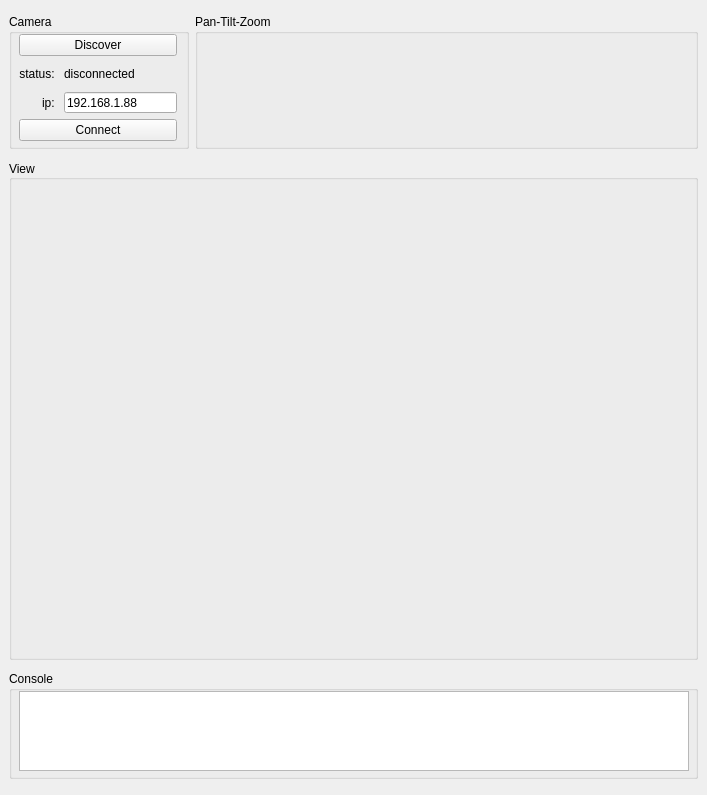
Above: development/ui/MainWindow.ui from jaumecort/IPCam before the change. Below: the same form after it.
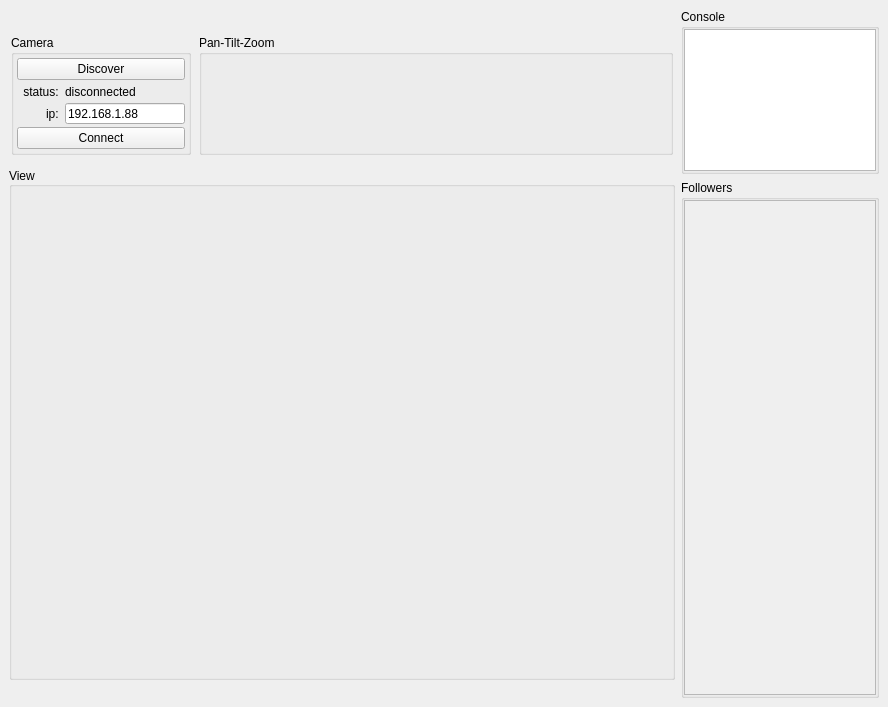
That is the form after the change.

The edit to the form file:
```diff
--- a/development/ui/MainWindow.ui
+++ b/development/ui/MainWindow.ui
@@ -6,45 +6,59 @@
    <rect>
     <x>0</x>
     <y>0</y>
-    <width>707</width>
-    <height>795</height>
+    <width>888</width>
+    <height>707</height>
    </rect>
   </property>
   <property name="sizePolicy">
-   <sizepolicy hsizetype="Minimum" vsizetype="Minimum">
+   <sizepolicy hsizetype="Fixed" vsizetype="Fixed">
     <horstretch>0</horstretch>
     <verstretch>0</verstretch>
    </sizepolicy>
   </property>
   <property name="minimumSize">
    <size>
-    <width>680</width>
+    <width>682</width>
     <height>200</height>
    </size>
   </property>
+  <property name="maximumSize">
+   <size>
+    <width>1600000</width>
+    <height>16777215</height>
+   </size>
+  </property>
   <property name="windowTitle">
    <string>IPCam</string>
   </property>
   <widget class="QWidget" name="centralwidget">
    <property name="sizePolicy">
-    <sizepolicy hsizetype="Ignored" vsizetype="Maximum">
+    <sizepolicy hsizetype="Fixed" vsizetype="Fixed">
      <horstretch>0</horstretch>
      <verstretch>0</verstretch>
     </sizepolicy>
    </property>
-   <layout class="QVBoxLayout" name="verticalLayout_2">
+   <layout class="QHBoxLayout" name="horizontalLayout_3">
     <property name="sizeConstraint">
      <enum>QLayout::SetNoConstraint</enum>
     </property>
     <item>
+     <layout class="QVBoxLayout" name="verticalLayout_3">
+      <property name="topMargin">
+       <number>0</number>
+      </property>
+      <item>
      <layout class="QHBoxLayout" name="CameraPTZLayout">
+        <property name="sizeConstraint">
+         <enum>QLayout::SetDefaultConstraint</enum>
+        </property>
       <item>
        <widget class="QGroupBox" name="CameraBox">
         <property name="enabled">
          <bool>true</bool>
         </property>
         <property name="sizePolicy">
-         <sizepolicy hsizetype="Maximum" vsizetype="Maximum">
+           <sizepolicy hsizetype="Fixed" vsizetype="Fixed">
           <horstretch>0</horstretch>
           <verstretch>0</verstretch>
          </sizepolicy>
@@ -52,13 +66,13 @@
         <property name="minimumSize">
          <size>
           <width>180</width>
-          <height>135</height>
+            <height>120</height>
          </size>
         </property>
         <property name="maximumSize">
          <size>
           <width>180</width>
-          <height>135</height>
+            <height>100</height>
          </size>
         </property>
         <property name="title">
@@ -73,16 +87,22 @@
         <property name="checked">
          <bool>false</bool>
         </property>
-        <widget class="QWidget" name="verticalLayoutWidget_2">
-         <property name="geometry">
-          <rect>
-           <x>10</x>
-           <y>20</y>
-           <width>158</width>
-           <height>107</height>
-          </rect>
-         </property>
-         <layout class="QVBoxLayout" name="verticalLayout_3">
+          <layout class="QVBoxLayout" name="verticalLayout_6">
+           <property name="spacing">
+            <number>3</number>
+           </property>
+           <property name="leftMargin">
+            <number>3</number>
+           </property>
+           <property name="topMargin">
+            <number>3</number>
+           </property>
+           <property name="rightMargin">
+            <number>3</number>
+           </property>
+           <property name="bottomMargin">
+            <number>3</number>
+           </property>
           <item>
            <widget class="QPushButton" name="discoverButton">
             <property name="text">
@@ -92,6 +112,13 @@
           </item>
           <item>
            <layout class="QGridLayout" name="gridLayout">
+             <item row="0" column="1">
+              <widget class="QLabel" name="statusLabel">
+               <property name="text">
+                <string>disconnected</string>
+               </property>
+              </widget>
+             </item>
             <item row="1" column="0">
              <widget class="QLabel" name="label_3">
               <property name="text">
@@ -102,6 +129,16 @@
               </property>
              </widget>
             </item>
+             <item row="0" column="0">
+              <widget class="QLabel" name="label">
+               <property name="text">
+                <string>status: </string>
+               </property>
+               <property name="alignment">
+                <set>Qt::AlignRight|Qt::AlignTrailing|Qt::AlignVCenter</set>
+               </property>
+              </widget>
+             </item>
             <item row="1" column="1">
              <widget class="QLineEdit" name="ipLineEdit">
               <property name="maximumSize">
@@ -115,23 +152,6 @@
               </property>
              </widget>
             </item>
-            <item row="0" column="0">
-             <widget class="QLabel" name="label">
-              <property name="text">
-               <string>status: </string>
-              </property>
-              <property name="alignment">
-               <set>Qt::AlignRight|Qt::AlignTrailing|Qt::AlignVCenter</set>
-              </property>
-             </widget>
-            </item>
-            <item row="0" column="1">
-             <widget class="QLabel" name="statusLabel">
-              <property name="text">
-               <string>disconnected</string>
-              </property>
-             </widget>
-            </item>
            </layout>
           </item>
           <item>
@@ -143,26 +163,25 @@
           </item>
          </layout>
         </widget>
-       </widget>
       </item>
       <item>
        <widget class="QGroupBox" name="PTZBox">
         <property name="sizePolicy">
-         <sizepolicy hsizetype="Maximum" vsizetype="Maximum">
+           <sizepolicy hsizetype="Fixed" vsizetype="Fixed">
           <horstretch>0</horstretch>
           <verstretch>0</verstretch>
          </sizepolicy>
         </property>
         <property name="minimumSize">
          <size>
-          <width>180</width>
-          <height>135</height>
+            <width>474</width>
+            <height>120</height>
          </size>
         </property>
         <property name="maximumSize">
          <size>
-          <width>20000</width>
-          <height>135</height>
+            <width>474</width>
+            <height>100</height>
          </size>
         </property>
         <property name="title">
@@ -175,15 +194,15 @@
     <item>
      <widget class="QGroupBox" name="ViewBox">
       <property name="sizePolicy">
-       <sizepolicy hsizetype="Minimum" vsizetype="Maximum">
+         <sizepolicy hsizetype="Fixed" vsizetype="Fixed">
         <horstretch>0</horstretch>
         <verstretch>0</verstretch>
        </sizepolicy>
       </property>
       <property name="minimumSize">
        <size>
-        <width>680</width>
-        <height>500</height>
+          <width>662</width>
+          <height>508</height>
        </size>
       </property>
       <property name="title">
@@ -192,55 +211,167 @@
       <property name="alignment">
        <set>Qt::AlignLeading|Qt::AlignLeft|Qt::AlignVCenter</set>
       </property>
+        <layout class="QHBoxLayout" name="horizontalLayout">
+         <property name="spacing">
+          <number>0</number>
+         </property>
+         <property name="sizeConstraint">
+          <enum>QLayout::SetFixedSize</enum>
+         </property>
+         <property name="leftMargin">
+          <number>10</number>
+         </property>
+         <property name="topMargin">
+          <number>5</number>
+         </property>
+         <property name="rightMargin">
+          <number>10</number>
+         </property>
+         <property name="bottomMargin">
+          <number>5</number>
+         </property>
+         <item>
       <widget class="QLabel" name="labelVideo">
-       <property name="geometry">
-        <rect>
-         <x>20</x>
-         <y>17</y>
-         <width>640</width>
-         <height>480</height>
-        </rect>
-       </property>
        <property name="sizePolicy">
-        <sizepolicy hsizetype="Minimum" vsizetype="Preferred">
+            <sizepolicy hsizetype="Fixed" vsizetype="Minimum">
          <horstretch>0</horstretch>
          <verstretch>0</verstretch>
         </sizepolicy>
        </property>
+           <property name="minimumSize">
+            <size>
+             <width>640</width>
+             <height>480</height>
+            </size>
+           </property>
+           <property name="maximumSize">
+            <size>
+             <width>640</width>
+             <height>480</height>
+            </size>
+           </property>
        <property name="text">
         <string/>
        </property>
       </widget>
-     </widget>
-    </item>
+         </item>
+        </layout>
+       </widget>
+      </item>
+     </layout>
+    </item>
+    <item>
+     <layout class="QVBoxLayout" name="verticalLayout_7">
+      <property name="topMargin">
+       <number>0</number>
+      </property>
     <item>
      <widget class="QGroupBox" name="ConsoleBox">
       <property name="sizePolicy">
-       <sizepolicy hsizetype="Minimum" vsizetype="Maximum">
+         <sizepolicy hsizetype="Fixed" vsizetype="Fixed">
         <horstretch>0</horstretch>
         <verstretch>0</verstretch>
        </sizepolicy>
       </property>
       <property name="minimumSize">
        <size>
-        <width>0</width>
+          <width>100</width>
         <height>108</height>
        </size>
       </property>
       <property name="title">
        <string>Console</string>
       </property>
+        <layout class="QVBoxLayout" name="verticalLayout_5">
+         <property name="leftMargin">
+          <number>0</number>
+         </property>
+         <property name="topMargin">
+          <number>0</number>
+         </property>
+         <property name="rightMargin">
+          <number>0</number>
+         </property>
+         <property name="bottomMargin">
+          <number>0</number>
+         </property>
+         <item>
       <widget class="QTextBrowser" name="console">
+           <property name="minimumSize">
+            <size>
+             <width>100</width>
+             <height>0</height>
+            </size>
+           </property>
+           <property name="maximumSize">
+            <size>
+             <width>16777215</width>
+             <height>142</height>
+            </size>
+           </property>
+          </widget>
+         </item>
+        </layout>
+       </widget>
+      </item>
+      <item>
+       <widget class="QGroupBox" name="FollowersBox">
+        <property name="sizePolicy">
+         <sizepolicy hsizetype="Minimum" vsizetype="Minimum">
+          <horstretch>0</horstretch>
+          <verstretch>0</verstretch>
+         </sizepolicy>
+        </property>
+        <property name="minimumSize">
+         <size>
+          <width>100</width>
+          <height>0</height>
+         </size>
+        </property>
+        <property name="title">
+         <string>Followers</string>
+        </property>
+        <layout class="QVBoxLayout" name="verticalLayout">
+         <property name="leftMargin">
+          <number>0</number>
+         </property>
+         <property name="topMargin">
+          <number>0</number>
+         </property>
+         <property name="rightMargin">
+          <number>0</number>
+         </property>
+         <property name="bottomMargin">
+          <number>0</number>
+         </property>
+         <item>
+          <widget class="QScrollArea" name="FollowersScrollArea">
+           <property name="minimumSize">
+            <size>
+             <width>100</width>
+             <height>0</height>
+            </size>
+           </property>
+           <property name="widgetResizable">
+            <bool>true</bool>
+           </property>
+           <widget class="QWidget" name="FollowersScrollAreaWidgetContents">
        <property name="geometry">
         <rect>
-         <x>10</x>
-         <y>20</y>
-         <width>670</width>
-         <height>80</height>
-        </rect>
-       </property>
-      </widget>
-     </widget>
+              <x>0</x>
+              <y>0</y>
+              <width>194</width>
+              <height>479</height>
+             </rect>
+            </property>
+            <layout class="QVBoxLayout" name="FollowersLayout"/>
+           </widget>
+          </widget>
+         </item>
+        </layout>
+       </widget>
+      </item>
+     </layout>
     </item>
    </layout>
   </widget>
@@ -249,7 +380,7 @@
     <rect>
      <x>0</x>
      <y>0</y>
-     <width>707</width>
+     <width>888</width>
      <height>22</height>
     </rect>
    </property>
@@ -264,6 +395,11 @@
     <string>Discover</string>
    </property>
   </action>
+  <action name="actionfollowersCheckChange">
+   <property name="text">
+    <string>followersCheckChange</string>
+   </property>
+  </action>
  </widget>
  <resources/>
  <connections>
```
Lines whose indentation alone changed are shown as unchanged.
